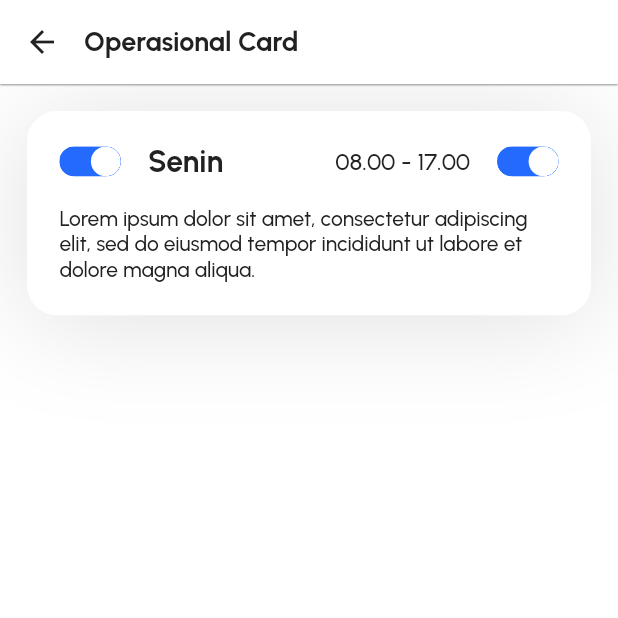
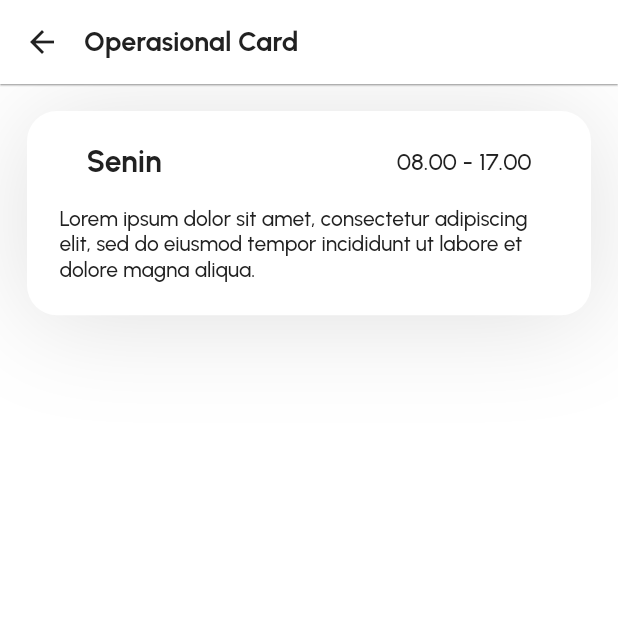
Before and after one commit to ideaver/alvamind-one-library-frontend, a Flutter app: the OperasionalCardSamplesView screen opened by its route, on a phone screen of 412 x 824 dp, the top half of it. Run offline on Flutter 3.47's test engine with Material 2 defaults, Android fonts, the phone set to English and light mode, and no system bars; drawn by our look-alikes of toggle_switch; our stand-ins replace connectivity, dotted_border, firebase_messaging, flutter_local_notifications, flutter_secure_storage, get_it and 8 more; missing offline and left inert: optimized_cached_image, syncfusion_flutter_core; accounts and stored records are empty; project files that could hold a hidden picture were left out.

Commit message:
update more organism

```diff
--- a/lib/view/samples/operasional_card_samples_view.dart
+++ b/lib/view/samples/operasional_card_samples_view.dart
@@ -3,7 +3,6 @@ import 'package:alvamind_library/app/theme/app_text_style.dart';
 import 'package:alvamind_library/widget/molecule/app_card_container.dart';
 
 import 'package:flutter/material.dart';
-import 'package:toggle_switch/toggle_switch.dart';
 
 import '../../app/theme/app_colors.dart';
 
@@ -45,7 +44,6 @@ class _OperasionalCardSamplesViewState extends State<OperasionalCardSamplesView>
                         children: [
                           Row(
                             children: [
-                              toggle(),
                               SizedBox(
                                 width: AppSizes.padding,
                               ),
@@ -64,7 +62,6 @@ class _OperasionalCardSamplesViewState extends State<OperasionalCardSamplesView>
                               SizedBox(
                                 width: AppSizes.padding,
                               ),
-                              toggle(),
                             ],
                           ),
                         ],
@@ -93,27 +90,4 @@ class _OperasionalCardSamplesViewState extends State<OperasionalCardSamplesView>
   //     widget:
   //   );
   // }
-
-  Widget toggle() {
-    return ToggleSwitch(
-      minWidth: 20,
-      minHeight: 20,
-      cornerRadius: 20.0,
-      activeBgColors: [
-        [
-          Colors.white
-        ],
-        [
-          Colors.white
-        ]
-      ],
-      initialLabelIndex: 1,
-      totalSwitches: 2,
-      radiusStyle: true,
-      inactiveBgColor: AppColors.primary,
-      onToggle: (index) {
-        print('switched to: $index');
-      },
-    );
-  }
 }
--- a/pubspec.yaml
+++ b/pubspec.yaml
@@ -56,7 +56,7 @@ dependencies:
   loading_indicator: ^3.1.1
   syncfusion_flutter_core: ^22.1.37
   syncfusion_flutter_sliders: ^22.1.37
-    dotted_border: ^2.0.0+3
+  dotted_border: ^2.0.0+3
 
 
   # The following adds the Cupertino Icons font to your application.
```
Also changed, not shown: lib/view/samples/modal_samples_view.dart (+7 -1 lines), pubspec.lock.
